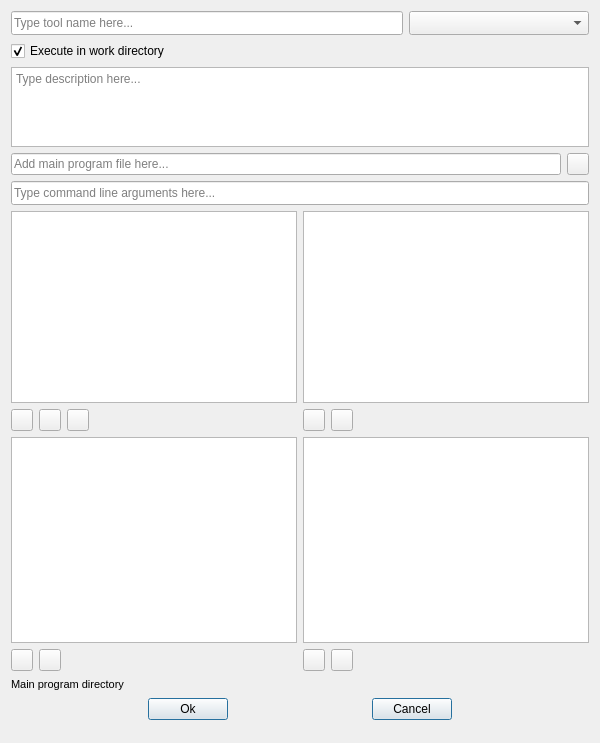
Qt form spinetoolbox/ui/tool_template_form.ui (spine-tools/Spine-Toolbox) before a commit.
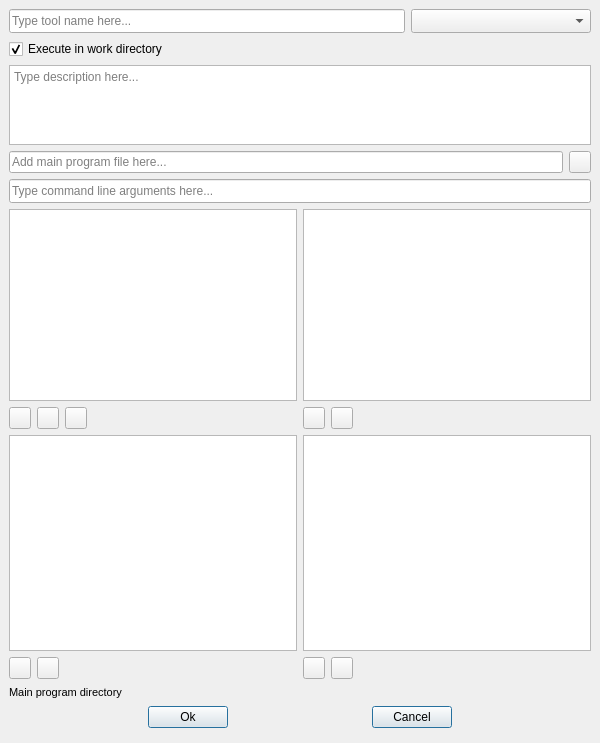
The same form after that commit. Custom widgets are drawn as their Qt base class.

Commit message: Issue #227. Tool template editor now has an 'execute in work directory' button. This setting can be overridden in individual Tool project items.

Diff of the .ui file:
```diff
--- a/spinetoolbox/ui/tool_template_form.ui
+++ b/spinetoolbox/ui/tool_template_form.ui
@@ -37,7 +37,39 @@
   <property name="styleSheet">
    <string notr="true"/>
   </property>
+  <layout class="QVBoxLayout" name="verticalLayout_6">
+   <property name="spacing">
+    <number>0</number>
+   </property>
+   <property name="leftMargin">
+    <number>0</number>
+   </property>
+   <property name="topMargin">
+    <number>0</number>
+   </property>
+   <property name="rightMargin">
+    <number>0</number>
+   </property>
+   <property name="bottomMargin">
+    <number>0</number>
+   </property>
+   <item>
   <layout class="QVBoxLayout" name="verticalLayout_5">
+     <property name="spacing">
+      <number>6</number>
+     </property>
+     <property name="leftMargin">
+      <number>9</number>
+     </property>
+     <property name="topMargin">
+      <number>9</number>
+     </property>
+     <property name="rightMargin">
+      <number>9</number>
+     </property>
+     <property name="bottomMargin">
+      <number>9</number>
+     </property>
    <item>
     <layout class="QHBoxLayout" name="horizontalLayout">
      <item>
@@ -810,6 +842,8 @@
      </item>
     </layout>
    </item>
+    </layout>
+   </item>
    <item>
     <layout class="QHBoxLayout" name="horizontalLayout_statusbar_placeholder">
      <item>
```
Left out of the diff: 4 changed lines with no effect on the pictures. Lines whose indentation alone changed are shown as unchanged. The commit also changes 12 other files.
